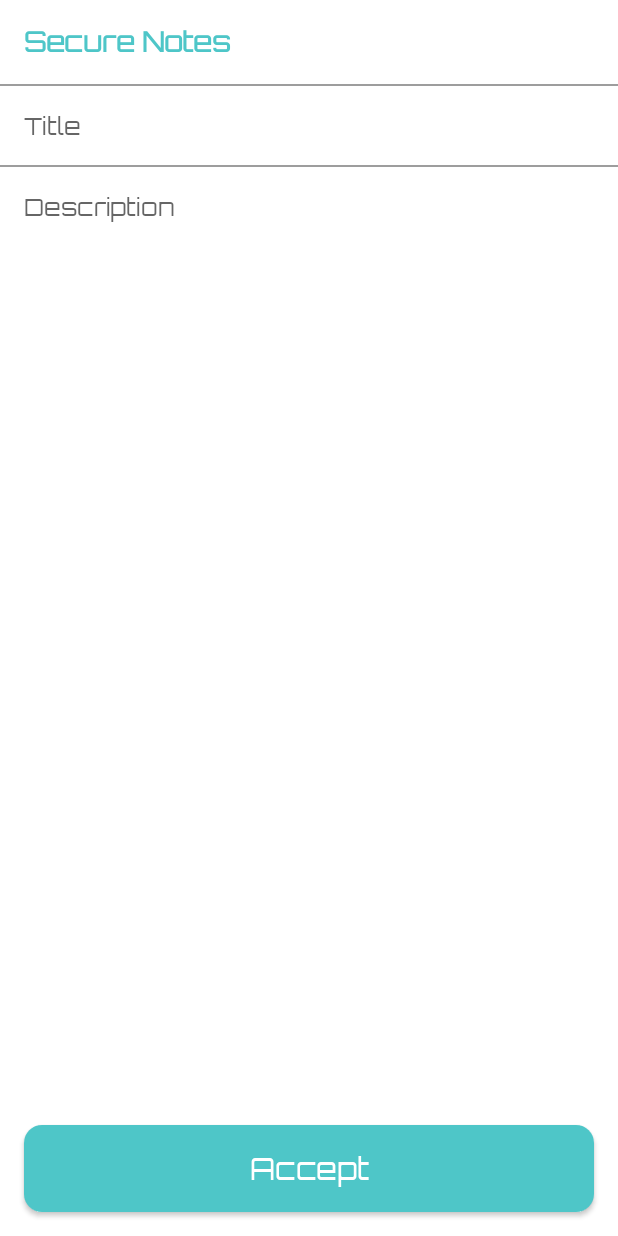
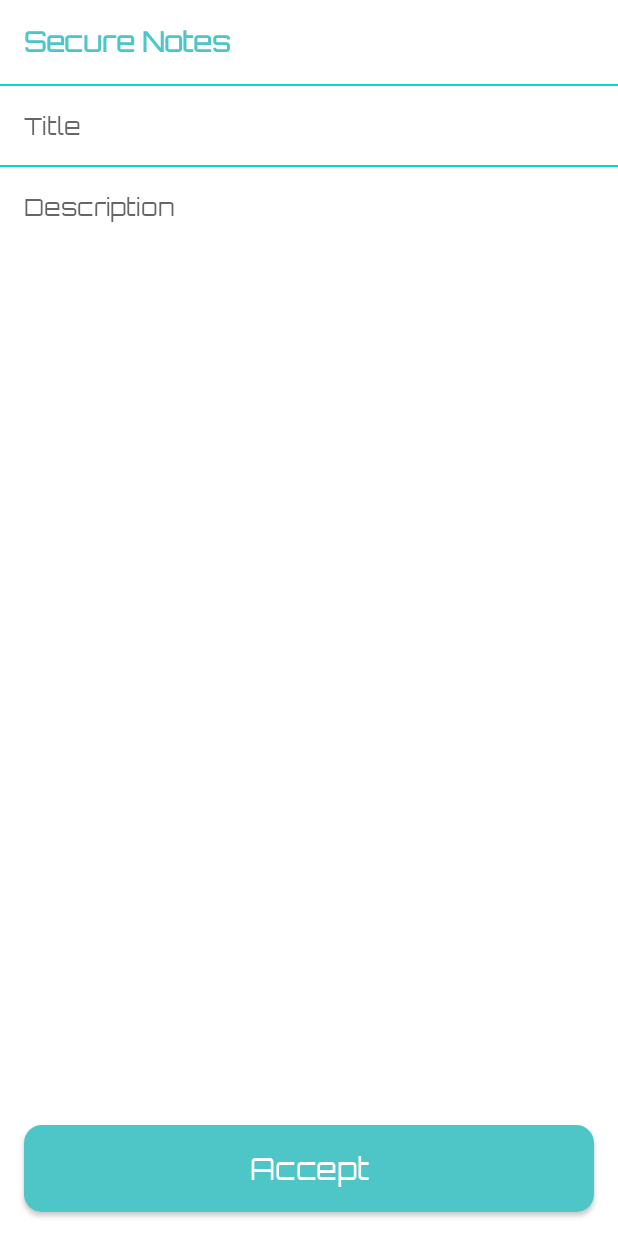
Before and after one commit to CrispyPigeon/JavaSecNotes, an Android app: the fragment NoteFragment shown on its own in the app's theme, on a phone screen of 412 x 824 dp. Run offline under Robolectric (Android 15) with nearby library versions, the phone set to English and light mode, and no system bars.

Commit message:
Debug Commit 17 - Notes to note navigation changed.

```diff
--- /dev/null
+++ b/app/src/main/java/by/crispypigeon/secnotes/_views/note/INoteView.java
@@ -0,0 +1,5 @@
+package by.crispypigeon.secnotes._views.note;
+
+public interface INoteView {
+
+}
--- a/app/src/main/java/by/crispypigeon/secnotes/_views/note/NoteFragment.java
+++ b/app/src/main/java/by/crispypigeon/secnotes/_views/note/NoteFragment.java
@@ -2,6 +2,8 @@ package by.crispypigeon.secnotes._views.note;
 
 import android.os.Bundle;
 
+import androidx.annotation.NonNull;
+import androidx.annotation.Nullable;
 import androidx.fragment.app.Fragment;
 
 import android.view.LayoutInflater;
@@ -9,13 +11,26 @@ import android.view.View;
 import android.view.ViewGroup;
 
 import by.crispypigeon.secnotes.R;
+import by.crispypigeon.secnotes.data.Note;
 
-public class NoteFragment extends Fragment {
+public class NoteFragment extends Fragment implements INoteView {
 
     @Override
     public View onCreateView(LayoutInflater inflater, ViewGroup container,
                              Bundle savedInstanceState) {
         // Inflate the layout for this fragment
+
+
         return inflater.inflate(R.layout.fragment_note, container, false);
     }
+
+    @Override
+    public void onViewCreated(@NonNull View view, @Nullable Bundle savedInstanceState) {
+        super.onViewCreated(view, savedInstanceState);
+
+        if (getArguments() != null) {
+            NoteFragmentArgs arg = NoteFragmentArgs.fromBundle(getArguments());
+            Note note = arg.getNote();
+        }
+    }
 }
--- a/app/src/main/java/by/crispypigeon/secnotes/data/Note.java
+++ b/app/src/main/java/by/crispypigeon/secnotes/data/Note.java
@@ -1,8 +1,12 @@
 package by.crispypigeon.secnotes.data;
 
+import android.os.Parcel;
+import android.os.Parcelable;
+
+import java.io.Serializable;
 import java.util.Date;
 
-public class Note {
+public class Note implements Serializable {
 
     public int dbId;
 
--- a/app/src/main/res/layout/fragment_note.xml
+++ b/app/src/main/res/layout/fragment_note.xml
@@ -15,7 +15,7 @@
         android:id="@+id/separator1View"
         android:layout_width="match_parent"
         android:layout_height="1dp"
-        android:background="@color/colorSeparator"
+        android:background="@color/colorAccent"
         app:layout_constraintTop_toBottomOf="@id/toolbar"/>
 
     <EditText
@@ -33,7 +33,7 @@
         android:id="@+id/separator2View"
         android:layout_width="match_parent"
         android:layout_height="1dp"
-        android:background="@color/colorSeparator"
+        android:background="@color/colorAccent"
         app:layout_constraintTop_toBottomOf="@id/noteTitleTextView"/>
 
     <TextView
--- a/app/src/main/res/layout/fragment_notes.xml
+++ b/app/src/main/res/layout/fragment_notes.xml
@@ -32,6 +32,7 @@
         tools:listitem="@layout/note_template_item"/>
 
     <Button
+        android:id="@+id/addButton"
         android:layout_width="48dp"
         android:layout_height="48dp"
         android:text="@string/plus"
--- a/build.gradle
+++ b/build.gradle
@@ -12,6 +12,9 @@ buildscript {
 
         def realm_version = '6.0.2';
         classpath "io.realm:realm-gradle-plugin:$realm_version"
+
+        def nav_version = "2.3.0"
+        classpath "androidx.navigation:navigation-safe-args-gradle-plugin:$nav_version"
     }
 }
 
```
Also changed, not shown: app/build.gradle (+8 -3 lines), app/src/main/java/by/crispypigeon/secnotes/_views/notes/NotesFragment.java (+13 -0 lines), app/src/main/res/navigation/nav_graph.xml (+16 -1 lines), 1 other file.
